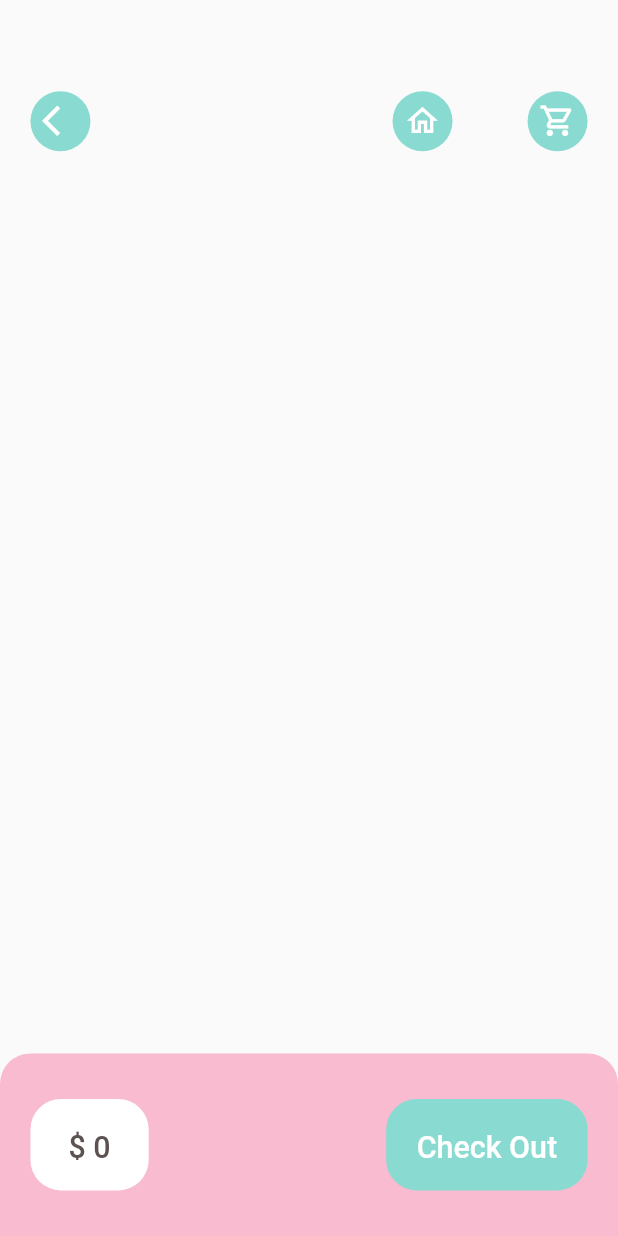
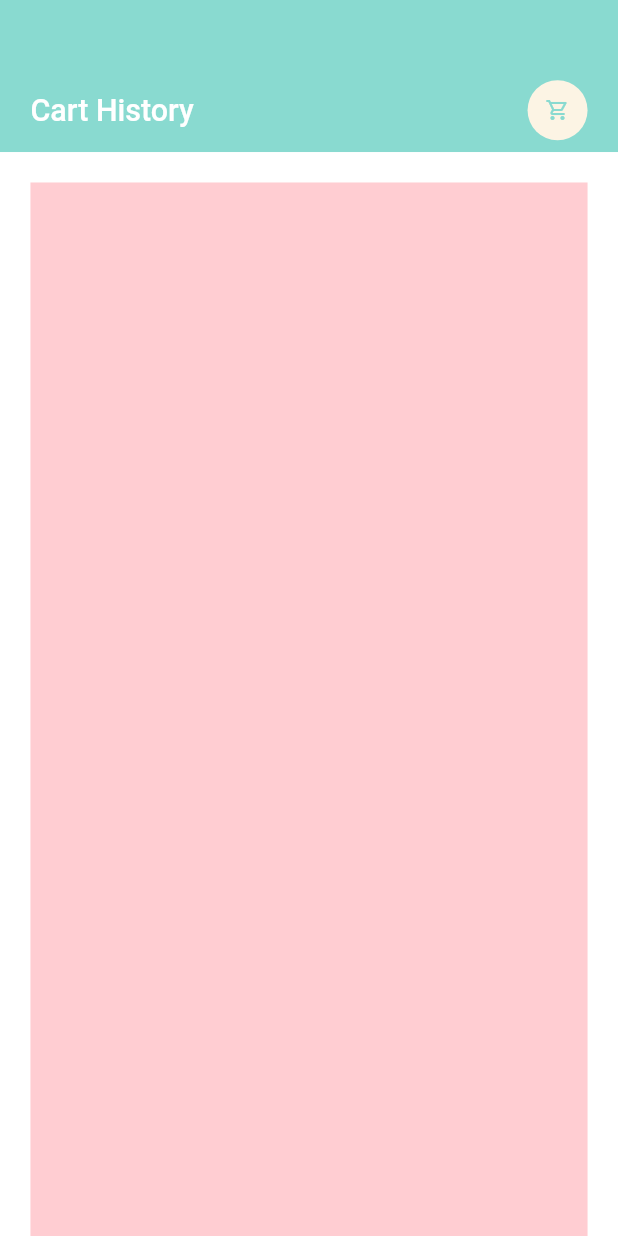
Before and after one commit to Cotamor/food-delivery-app, a Flutter app: the CartPage screen opened by its route, after a tap on "Check Out", on a phone screen of 412 x 824 dp. Run offline on Flutter 3.47's test engine with Material 2 defaults, Android fonts, the phone set to English and light mode, and no system bars; our stand-ins replace dots_indicator, get, shared_preferences; accounts and stored records are empty; network calls fail.

Commit message:
step-10(Cart History)

```diff
--- a/lib/Utils/app_constants.dart
+++ b/lib/Utils/app_constants.dart
@@ -11,4 +11,5 @@ class AppConstants {
 
   // SharedPreferences key
   static const String cartList = 'Cart-List';
+  static const String cartHistoryList = 'Cart-History-List';
 }
--- a/lib/controllers/cart_controller.dart
+++ b/lib/controllers/cart_controller.dart
@@ -12,10 +12,14 @@ class CartController extends GetxController {
     required this.cartRepo,
   });
 
-  final Map<int, CartModel> _items = {};
+  Map<int, CartModel> _items = {};
   Map<int, CartModel> get items => _items;
+
+  Map<int, CartModel> _history = {};
+  Map<int, CartModel> get history => _history;
   // Only for storage and sharedPreferences
   List<CartModel> storageItems = [];
+  List<CartModel> historyItems = [];
 
   void addItem(ProductModel product, int quantity) {
     var totalQuantity = 0;
@@ -69,6 +73,26 @@ class CartController extends GetxController {
     update();
   }
 
+  void addToHistoryAndClearCart() {
+    cartRepo.addToCartHistoryList();
+    clear();
+  }
+
+  void clear() {
+    _items = {};
+    update();
+  }
+
+  void clearCheckout() {
+    cartRepo.clearHistory();
+    clearHistory();
+  }
+
+  void clearHistory() {
+    _history = {};
+    update();
+  }
+
   bool existInCart(ProductModel product) {
     if (_items.containsKey(product.id)) {
       return true;
@@ -104,6 +128,14 @@ class CartController extends GetxController {
     ).toList();
   }
 
+  List<CartModel> get getHistory {
+    return _history.entries.map(
+      (e) {
+        return e.value;
+      },
+    ).toList();
+  }
+
   int get getTotalAmount {
     var total = 0;
     _items.forEach((key, value) {
@@ -115,7 +147,7 @@ class CartController extends GetxController {
     return total;
   }
 
-  List<CartModel> getCartData() {
+  List<CartModel> getCartList() {
     setCart = cartRepo.getCartList();
     return storageItems;
   }
@@ -127,4 +159,19 @@ class CartController extends GetxController {
       _items.putIfAbsent(storageItems[i].product!.id!, () => storageItems[i]);
     }
   }
+
+  List<CartModel> getCartHistoryList() {
+    // setHistory = cartRepo.getCartHistoryList();
+    print('Length of history items: ${historyItems.length}');
+
+    return cartRepo.getCartHistoryList();
+  }
+
+  // set setHistory(List<CartModel> items) {
+  //   historyItems = items;
+  //   print('Length of history items: ${historyItems.length}');
+  //   for (var i = 0; i < historyItems.length; i++) {
+  //     _history.putIfAbsent(historyItems[i].product!.id!, () => historyItems[i]);
+  //   }
+  // }
 }
--- a/lib/controllers/popular_product_controller.dart
+++ b/lib/controllers/popular_product_controller.dart
@@ -36,10 +36,10 @@ class PopularProductController extends GetxController {
 
   void setQuantity(bool isIncrement) {
     if (isIncrement) {
-      print('increment _quantity: $_quantity');
+      // print('increment _quantity: $_quantity');
       _quantity = checkQuantity(_quantity + 1);
     } else {
-      print('decrement _quantity: $_quantity');
+      // print('decrement _quantity: $_quantity');
       _quantity = checkQuantity(_quantity - 1);
     }
     update();
@@ -88,7 +88,7 @@ class PopularProductController extends GetxController {
     if (exist) {
       _inCartItems = _cart.getQuantity(product);
     }
-    print('quantity in the cart is $_inCartItems');
+    // print('quantity in the cart is $_inCartItems');
   }
 
   void addItem(ProductModel product) {
@@ -98,7 +98,7 @@ class PopularProductController extends GetxController {
 
     // for test purpose, print out what is inside the cart?
     _cart.items.forEach((key, value) {
-      print('Name:${value.name}, Id: ${value.id}, Quantity: ${value.quantity}');
+      // print('Name:${value.name}, Id: ${value.id}, Quantity: ${value.quantity}');
     });
     //
 
--- a/lib/data/repository/cart_repo.dart
+++ b/lib/data/repository/cart_repo.dart
@@ -5,27 +5,31 @@ import 'package:food_deli/models/cart_model.dart';
 import 'package:shared_preferences/shared_preferences.dart';
 
 class CartRepo {
-  final SharedPreferences shearedPreferences;
+  final SharedPreferences prefs;
+  CartRepo({required this.prefs});
+  List<String> cart = [];
+  List<String> cartHistory = [];
 
-  CartRepo({required this.shearedPreferences});
-
-  List<String> cart = [];
-  void addToCartList(List<CartModel> cartList) {
+  void addToCartList(List<CartModel> cartList) async {
+    // prefs.remove(AppConstants.cartList);
+    // prefs.remove(AppConstants.cartHistoryList);
+    var time = DateTime.now().toString();
     cart = [];
     // convert objects to string because sharedpreferences only accept string.
     cartList.forEach((element) {
-      cart.add(jsonEncode(element));
+      element.time = time;
+      return cart.add(jsonEncode(element));
     });
-    shearedPreferences.setStringList(AppConstants.cartList, cart);
-    print(shearedPreferences.getStringList(AppConstants.cartList));
+    prefs.setStringList(AppConstants.cartList, cart);
+    // print(prefs.getStringList(AppConstants.cartList));
 
     getCartList();
   }
 
   List<CartModel> getCartList() {
     List<String> carts = [];
-    if (shearedPreferences.containsKey(AppConstants.cartList)) {
-      carts = shearedPreferences.getStringList(AppConstants.cartList)!;
+    if (prefs.containsKey(AppConstants.cartList)) {
+      carts = prefs.getStringList(AppConstants.cartList)!;
       print('Inside getCartList : $carts');
     }
     // List<String> to json using jsonDecode() method, json to List<CartModel> using fromJson method!
@@ -37,4 +41,42 @@ class CartRepo {
 
     return cartList;
   }
+
+  List<CartModel> getCartHistoryList() {
+    if (prefs.containsKey(AppConstants.cartHistoryList)) {
+      cartHistory = prefs.getStringList(AppConstants.cartHistoryList)!;
+    }
+    // List<String> to json using jsonDecode() method, json to List<CartModel> using fromJson method!
+    List<CartModel> cartListHistory = [];
+    cartHistory.forEach((element) {
+      cartListHistory.add(CartModel.fromJson(jsonDecode(element)));
+    });
+    return cartListHistory;
+  }
+
+  void addToCartHistoryList() {
+    if (prefs.containsKey(AppConstants.cartHistoryList)) {
+      cartHistory = prefs.getStringList(AppConstants.cartHistoryList)!;
+    }
+    for (var i = 0; i < cart.length; i++) {
+      print('history list: ${cart[i]}');
+      cartHistory.add(cart[i]);
+    }
+    removeCart();
+    prefs.setStringList(AppConstants.cartHistoryList, cartHistory);
+    print('the length of history list: ${getCartHistoryList().length}');
+    for (var j = 0; j < getCartHistoryList().length; j++) {
+      print('the time for the order is ${getCartHistoryList()[j].time}');
+    }
+    // getCartHistoryList();
+  }
+
+  void removeCart() async {
+    cart = [];
+    await prefs.remove(AppConstants.cartList);
+  }
+
+  void clearHistory() async {
+    await prefs.remove(AppConstants.cartHistoryList);
+  }
 }
--- a/lib/helper/dependencies.dart
+++ b/lib/helper/dependencies.dart
@@ -17,7 +17,7 @@ Future<void> init() async {
   // Repos
   Get.lazyPut(() => PopularProductRepo(apiClient: Get.find()));
   Get.lazyPut(() => RecommendedProductRepo(apiClient: Get.find()));
-  Get.lazyPut(() => CartRepo(shearedPreferences: Get.find()));
+  Get.lazyPut(() => CartRepo(prefs: Get.find()));
   // Controller
   Get.lazyPut(() => PopularProductController(popularProductRepo: Get.find()));
   Get.lazyPut(() => RecommendedProductController(recommendedProductRepo: Get.find()));
--- a/lib/main.dart
+++ b/lib/main.dart
@@ -16,7 +16,8 @@ class MyApp extends StatelessWidget {
   const MyApp({Key? key}) : super(key: key);
   @override
   Widget build(BuildContext context) {
-    Get.find<CartController>().getCartData();
+    Get.find<CartController>().getCartList();
+    Get.find<CartController>().getCartHistoryList();
     return GetBuilder<PopularProductController>(builder: (_) {
       return GetBuilder<RecommendedProductController>(builder: (_) {
         return GetMaterialApp(
--- a/lib/pages/cart/cart_page.dart
+++ b/lib/pages/cart/cart_page.dart
@@ -5,7 +5,6 @@ import 'package:food_deli/Utils/dimentions.dart';
 import 'package:food_deli/controllers/cart_controller.dart';
 import 'package:food_deli/controllers/popular_product_controller.dart';
 import 'package:food_deli/controllers/recommended_product_controller.dart';
-import 'package:food_deli/models/cart_model.dart';
 import 'package:food_deli/routes/route_helper.dart';
 import 'package:food_deli/widgets/app_icon.dart';
 import 'package:food_deli/widgets/large_text.dart';
@@ -226,6 +225,8 @@ class CartPage extends StatelessWidget {
               GestureDetector(
                 onTap: () {
                   // popularProduct.addItem(product);
+                  cartController.addToHistoryAndClearCart();
+                  Get.toNamed(RouteHelper.checkoutPage);
                 },
                 child: Container(
                   padding: EdgeInsets.symmetric(horizontal: Dimentions.width20, vertical: Dimentions.height20),
--- /dev/null
+++ b/lib/pages/checkout/cart_history.dart
@@ -0,0 +1,144 @@
+import 'package:flutter/material.dart';
+import 'package:food_deli/Utils/app_constants.dart';
+import 'package:food_deli/Utils/colors.dart';
+import 'package:food_deli/Utils/dimentions.dart';
+import 'package:food_deli/controllers/cart_controller.dart';
+import 'package:food_deli/widgets/app_icon.dart';
+import 'package:food_deli/widgets/large_text.dart';
+import 'package:food_deli/widgets/small_text.dart';
+import 'package:get/get.dart';
+
+class CartHistory extends StatelessWidget {
+  const CartHistory({Key? key}) : super(key: key);
+
+  @override
+  Widget build(BuildContext context) {
+    var getCartHistoryList = Get.find<CartController>().getCartHistoryList();
+    Map<String, int> cartItemsPerOrder = <String, int>{};
+
+    for (int i = 0; i < getCartHistoryList.length; i++) {
+      if (cartItemsPerOrder.containsKey(getCartHistoryList[i].time)) {
+        cartItemsPerOrder.update(getCartHistoryList[i].time!, (value) => ++value);
+      } else {
+        cartItemsPerOrder.putIfAbsent(getCartHistoryList[i].time!, () => 1);
+      }
+    }
+
+    List<int> cartOrderTimeToList() {
+      return cartItemsPerOrder.entries.map((e) => e.value).toList();
+    }
+
+    List<int> itemsPerOrder = cartOrderTimeToList(); // 3, 2, 3
+    var listCounter = 0;
+
+    return Scaffold(
+      backgroundColor: Colors.white,
+      body: Column(
+        children: [
+          // Top title bar and Navigation
+          Container(
+            color: AppColors.mainColor,
+            height: Dimentions.height100,
+            width: double.maxFinite,
+            padding: EdgeInsets.only(top: Dimentions.height45, right: Dimentions.width20, left: Dimentions.width20),
+            child: Row(
+              mainAxisAlignment: MainAxisAlignment.spaceBetween,
+              children: const [
+                LargeText(
+                  text: 'Cart History',
+                  color: Colors.white,
+                ),
+                AppIcon(
+                  icon: Icons.shopping_cart_outlined,
+                  iconColor: AppColors.mainColor,
+                ),
+              ],
+            ),
+          ),
+          // Main Content(Cart History)
+          Expanded(
+            child: Container(
+              margin: EdgeInsets.only(
+                top: Dimentions.height20,
+                right: Dimentions.width20,
+                left: Dimentions.width20,
+              ),
+              color: Colors.red.shade100,
+              child: MediaQuery.removePadding(
+                context: context,
+                removeTop: true,
+                child: ListView(
+                  children: [
+                    for (var i = 0; i < itemsPerOrder.length; i++)
+                      Container(
+                        color: Colors.blue.shade100,
+                        height: 120,
+                        child: Column(
+                          crossAxisAlignment: CrossAxisAlignment.start,
+                          children: [
+                            const LargeText(text: '05/02/2022'),
+                            SizedBox(height: Dimentions.height10),
+                            Row(
+                              mainAxisAlignment: MainAxisAlignment.spaceBetween,
+                              children: [
+                                Wrap(
+                                  direction: Axis.horizontal,
+                                  children: List.generate(itemsPerOrder[i], (index) {
+                                    if (listCounter < getCartHistoryList.length) {
+                                      listCounter++;
+                                    }
+                                    return index <= 2
+                                        ? Container(
+                                            width: Dimentions.width20 * 4,
+                                            height: Dimentions.height20 * 4,
+                                            margin: EdgeInsets.only(right: Dimentions.width10),
+                                            decoration: BoxDecoration(
+                                              borderRadius: BorderRadius.circular(Dimentions.radius15),
+                                              image: DecorationImage(
+                                                  image: NetworkImage(
+                                                    AppConstants.uploadURL + getCartHistoryList[listCounter - 1].img!,
+                                                  ),
+                                                  fit: BoxFit.cover),
+                                            ),
+                                          )
+                                        : Container();
+                                  }),
+                                ),
+                                Container(
+                                  color: Colors.green.shade100,
+                                  height: 80,
+                                  child: Column(
+                                    mainAxisAlignment: MainAxisAlignment.spaceEvenly,
+                                    crossAxisAlignment: CrossAxisAlignment.end,
+                                    children: [
+                                      const SmallText(text: 'Total'),
+                                      LargeText(
+                                          text: itemsPerOrder[i].toString() + ' items', color: AppColors.titleColor),
+                                      Container(
+                                        padding: EdgeInsets.symmetric(
+                                            vertical: Dimentions.height10 / 2, horizontal: Dimentions.width10),
+                                        decoration: BoxDecoration(
+                                          border: Border.all(width: 1, color: AppColors.mainColor),
+                                          borderRadius: BorderRadius.circular(Dimentions.radius15 / 3),
+                                        ),
+                                        child: const SmallText(text: 'one more', color: AppColors.mainColor),
+                                      ),
+                                    ],
+                                  ),
+                                ),
+                              ],
+                            ),
+                          ],
+                        ),
+                        margin: EdgeInsets.only(bottom: Dimentions.height20),
+                      )
+                  ],
+                ),
+              ),
+            ),
+          ),
+        ],
+      ),
+    );
+  }
+}
--- a/lib/pages/home/home_page.dart
+++ b/lib/pages/home/home_page.dart
@@ -1,6 +1,6 @@
 import 'package:flutter/material.dart';
 import 'package:food_deli/Utils/colors.dart';
-import 'package:food_deli/pages/cart/cart_page.dart';
+import 'package:food_deli/pages/checkout/cart_history.dart';
 import 'package:food_deli/pages/home/main_food_page.dart';
 import 'package:get/get.dart';
 
@@ -16,7 +16,7 @@ class _HomePageState extends State<HomePage> {
   List pages = [
     const MainFoodPage(),
     const Center(child: Text('List Page')),
-    const CartPage(),
+    const CartHistory(),
     const Center(child: Text('Profile Page')),
   ];
   @override
--- a/lib/routes/route_helper.dart
+++ b/lib/routes/route_helper.dart
@@ -1,5 +1,5 @@
-import 'package:food_deli/main.dart';
 import 'package:food_deli/pages/cart/cart_page.dart';
+import 'package:food_deli/pages/checkout/cart_history.dart';
 import 'package:food_deli/pages/food/popular_food_detail.dart';
 import 'package:food_deli/pages/food/recommended_food_detail.dart';
 import 'package:food_deli/pages/home/home_page.dart';
@@ -12,12 +12,14 @@ class RouteHelper {
   static const String popularFood = '/popular-food';
   static const String recommendedFood = '/recommended-food';
   static const String cartPage = '/cart-page';
+  static const String checkoutPage = '/checkout-page';
 
   static String getSplashPage() => '$splashPage';
   static String getInitial() => '$initial';
   static String getPopularFood(int pageId, String page) => '$popularFood?pageId=$pageId&page=$page';
   static String getRecommendedFood(int pageId, String page) => '$recommendedFood?pageId=$pageId&page=$page';
   static String getCartPage() => '$cartPage';
+  static String getCheckoutPage() => '$checkoutPage';
 
   static List<GetPage> routes = [
     GetPage(
@@ -49,5 +51,10 @@ class RouteHelper {
       page: () => const CartPage(),
       transition: Transition.zoom,
     ),
+    GetPage(
+      name: checkoutPage,
+      page: () => const CartHistory(),
+      transition: Transition.zoom,
+    ),
   ];
 }
```
